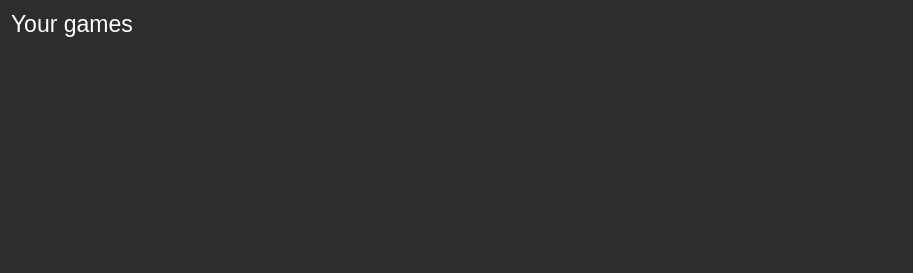
Old version of the form VGTrackerDesktop/library.ui in the repository davidAzr/VGTrackerDesktop.
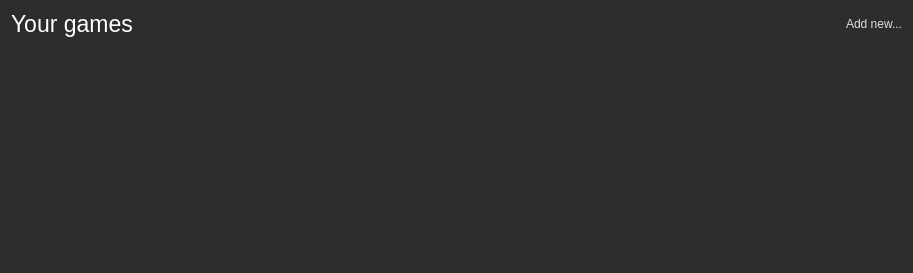
New version of the form.

Commit message: Tweaked some methods after the pause and added add game form.

What changed in the file:
```diff
--- a/VGTrackerDesktop/library.ui
+++ b/VGTrackerDesktop/library.ui
@@ -26,6 +26,12 @@
   <layout class="QGridLayout" name="gridLayout">
    <item row="0" column="0">
     <widget class="QLabel" name="lb_library">
+     <property name="sizePolicy">
+      <sizepolicy hsizetype="Expanding" vsizetype="Preferred">
+       <horstretch>0</horstretch>
+       <verstretch>0</verstretch>
+      </sizepolicy>
+     </property>
      <property name="font">
       <font>
        <pointsize>17</pointsize>
@@ -34,9 +40,54 @@
      <property name="text">
       <string>Your games</string>
      </property>
+     <property name="alignment">
+      <set>Qt::AlignBottom|Qt::AlignLeading|Qt::AlignLeft</set>
+     </property>
     </widget>
    </item>
-   <item row="1" column="0">
+   <item row="0" column="1">
+    <widget class="QPushButton" name="bt_addGame">
+     <property name="sizePolicy">
+      <sizepolicy hsizetype="Fixed" vsizetype="Preferred">
+       <horstretch>0</horstretch>
+       <verstretch>0</verstretch>
+      </sizepolicy>
+     </property>
+     <property name="minimumSize">
+      <size>
+       <width>70</width>
+       <height>0</height>
+      </size>
+     </property>
+     <property name="font">
+      <font>
+       <pointsize>-1</pointsize>
+      </font>
+     </property>
+     <property name="layoutDirection">
+      <enum>Qt::LeftToRight</enum>
+     </property>
+     <property name="styleSheet">
+      <string notr="true">QWidget#bt_addGame{
+  color:rgb(221, 221, 221);
+font-size:12px;
+border-style:none;
+text-align: right;
+}
+QWidget#bt_addGame:hover{
+  color:white;
+  font-size:14px;
+}</string>
+     </property>
+     <property name="text">
+      <string>Add new...</string>
+     </property>
+     <property name="flat">
+      <bool>false</bool>
+     </property>
+    </widget>
+   </item>
+   <item row="1" column="0" colspan="2">
     <widget class="QListWidget" name="lw_library">
      <property name="layoutDirection">
       <enum>Qt::LeftToRight</enum>
```
The commit also changes 10 other files.
